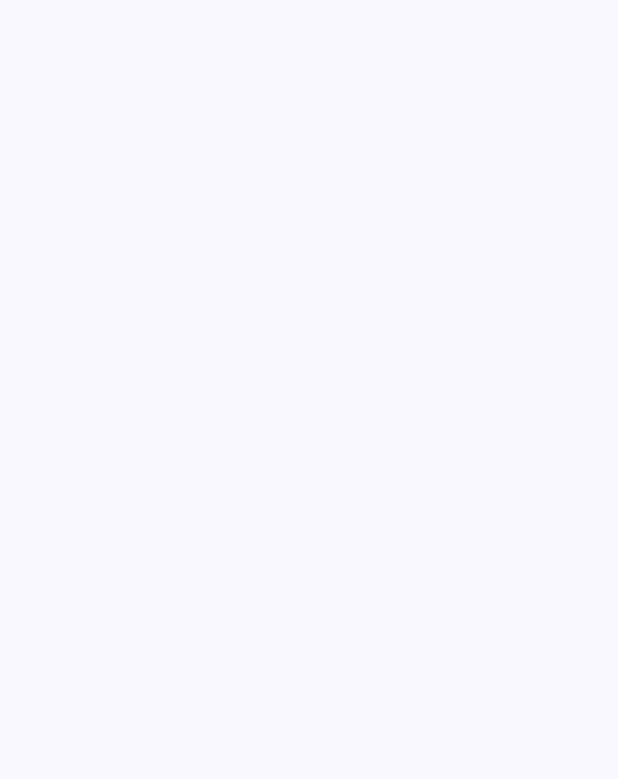
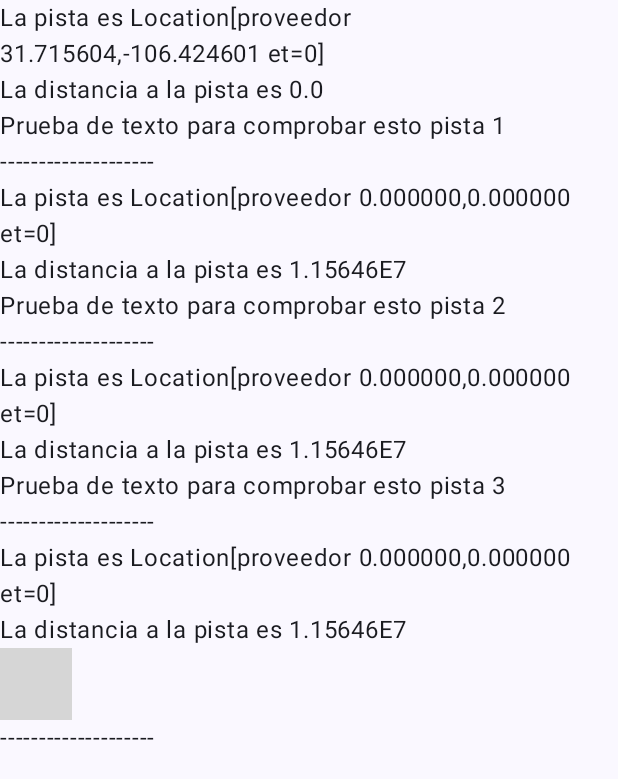
Before and after one commit to FinalEndlessInc/juego_android_ra, an Android app built with Jetpack Compose: the screen it shows after launch (MainActivity), on a phone screen of 412 x 824 dp. Before the commit the part shown is empty. Shown: the top 779 px of the screen. Run offline under Robolectric (Android 15) with nearby library versions, the phone set to English and light mode, and no system bars; our stand-ins replace Dagger/Hilt's generated code; 1 statement that could not run was skipped; grey boxes are pictures that could not be loaded.

Commit message:
[EDITAR] proyecto, librerias integradas y tipos de pistas agregados

```diff
--- a/app/src/main/AndroidManifest.xml
+++ b/app/src/main/AndroidManifest.xml
@@ -4,6 +4,9 @@
 
     <application
         android:allowBackup="true"
+
+        android:name="mx.uacj.juego_ra.aplicacion"
+
         android:dataExtractionRules="@xml/data_extraction_rules"
         android:fullBackupContent="@xml/backup_rules"
         android:icon="@mipmap/ic_launcher"
--- /dev/null
+++ b/app/src/main/java/mx/uacj/juego_ra/aplicacion.kt
@@ -0,0 +1,8 @@
+package mx.uacj.juego_ra
+
+import android.app.Application
+import dagger.hilt.android.HiltAndroidApp
+
+
+@HiltAndroidApp
+class aplicacion: Application()
--- a/app/src/main/java/mx/uacj/juego_ra/main_activity.kt
+++ b/app/src/main/java/mx/uacj/juego_ra/main_activity.kt
@@ -5,12 +5,16 @@ import androidx.activity.ComponentActivity
 import androidx.activity.compose.setContent
 import androidx.activity.enableEdgeToEdge
 import androidx.compose.foundation.layout.fillMaxSize
+import androidx.compose.foundation.layout.padding
 import androidx.compose.material3.Scaffold
 import androidx.compose.runtime.Composable
 import androidx.compose.ui.Modifier
 import androidx.compose.ui.tooling.preview.Preview
+import dagger.hilt.EntryPoint
+import mx.uacj.juego_ra.ui.pantalla.Principal
 import mx.uacj.juego_ra.ui.theme.Juego_raTheme
 
+@EntryPoint
 class MainActivity : ComponentActivity() {
     override fun onCreate(savedInstanceState: Bundle?) {
         super.onCreate(savedInstanceState)
@@ -18,7 +22,7 @@ class MainActivity : ComponentActivity() {
         setContent {
             Juego_raTheme {
                 Scaffold(modifier = Modifier.fillMaxSize()) { innerPadding ->
-
+                    Principal(Modifier.padding(innerPadding))
                 }
             }
         }
--- /dev/null
+++ b/app/src/main/java/mx/uacj/juego_ra/organismos/informacion_pantallita.kt
@@ -0,0 +1,13 @@
+package mx.uacj.juego_ra.organismos
+
+import androidx.compose.foundation.layout.Column
+import androidx.compose.material3.Text
+import androidx.compose.runtime.Composable
+import mx.uacj.juego_ra.ui.modelos.Informacion
+
+@Composable
+fun InformacionVista(informacion_a_mostrar: Informacion){
+    Column {
+        Text("${informacion_a_mostrar.texto}")
+    }
+}
--- /dev/null
+++ b/app/src/main/java/mx/uacj/juego_ra/repositorios_estaticos/repo_pruebas.kt
@@ -0,0 +1,50 @@
+package mx.uacj.juego_ra.repositorios_estaticos
+
+import android.location.Location
+import androidx.collection.emptyObjectList
+import androidx.collection.objectListOf
+import mx.uacj.juego_ra.ui.modelos.Boton
+import mx.uacj.juego_ra.ui.modelos.Informacion
+import mx.uacj.juego_ra.ui.modelos.InformacionInteractiva
+import mx.uacj.juego_ra.ui.modelos.Pista
+
+object RepositorioPruebas{
+    var pistas = listOf(Pista(
+        nombre = "pista 1",
+        ubicacion = Location("proveedor").apply{
+            latitude = 31.7156044
+            longitude = -106.4246012
+        },
+        cuerpo = Informacion(
+            texto = "Prueba de texto para comprobar esto pista 1",
+            imagen = null
+        )),
+        Pista(
+            nombre = "pista 2",
+            ubicacion = Location("proveedor"),
+            cuerpo = Informacion(
+                texto = "Prueba de texto para comprobar esto pista 2",
+                imagen = null
+            )
+        ),
+        Pista(
+            nombre = "pista 3",
+            ubicacion = Location("proveedor"),
+            cuerpo = Informacion(
+                texto = "Prueba de texto para comprobar esto pista 3",
+                imagen = null
+            )
+        ),
+        Pista(
+            nombre = "pista 4",
+            ubicacion = Location("proveedor"),
+            cuerpo = InformacionInteractiva(
+                texto = "Prueba de pista tipo interactiva",
+                lista_de_botones = listOf(Boton(
+                    texto = "IR a pantalla 1",
+                    direccion = null
+                ))
+            )
+        ),
+    )
+}
--- /dev/null
+++ b/app/src/main/java/mx/uacj/juego_ra/ui/modelos/declaracion_tipos_de_pista.kt
@@ -0,0 +1,24 @@
+package mx.uacj.juego_ra.ui.modelos
+
+
+public interface PistaGenerica{
+    val tipo: TiposDePistas
+    val texto: String?
+}
+
+data class Informacion( // Es la pista con solo texto y posiblemente una imagen
+    override val tipo: TiposDePistas = TiposDePistas.texto,
+    override val texto: String?,
+    val imagen: String? = null
+): PistaGenerica
+
+data class Boton(
+    val texto: String,
+    val direccion: PistaGenerica
+)
+
+data class InformacionInteractiva(
+    override val tipo: TiposDePistas = TiposDePistas.interactiva,
+    override val texto: String?,
+    val lista_de_botones: List<Boton>
+): PistaGenerica
--- /dev/null
+++ b/app/src/main/java/mx/uacj/juego_ra/ui/modelos/pista_ra.kt
@@ -0,0 +1,9 @@
+package mx.uacj.juego_ra.ui.modelos
+
+import android.location.Location
+
+data class Pista(
+    var nombre: String,
+    var ubicacion: Location,
+    var cuerpo: PistaGenerica
+)
--- /dev/null
+++ b/app/src/main/java/mx/uacj/juego_ra/ui/modelos/tipos_de_pistas.kt
@@ -0,0 +1,8 @@
+package mx.uacj.juego_ra.ui.modelos
+
+enum class TiposDePistas{
+    texto,
+    interactiva, // Esta es la pantalla con uno o mas botones
+    camara,
+    agitar_telefono
+}
--- /dev/null
+++ b/app/src/main/java/mx/uacj/juego_ra/ui/pantalla/principal.kt
@@ -0,0 +1,42 @@
+package mx.uacj.juego_ra.ui.pantalla
+
+import android.location.Location
+import androidx.compose.foundation.layout.Column
+import androidx.compose.material3.Text
+import androidx.compose.runtime.Composable
+import androidx.compose.ui.Modifier
+import mx.uacj.juego_ra.organismos.InformacionInteractivaVista
+import mx.uacj.juego_ra.organismos.InformacionVista
+import mx.uacj.juego_ra.repositorios_estaticos.RepositorioPruebas
+import mx.uacj.juego_ra.ui.modelos.Informacion
+import mx.uacj.juego_ra.ui.modelos.TiposDePistas
+
+@Composable
+fun Principal(modificador: Modifier = Modifier){
+    val mi_ubicacion = Location("proveedor").apply{
+        latitude = 31.7156044
+        longitude = -106.4246012
+    }
+    Column {
+        for(pista in RepositorioPruebas.pistas){
+            Text("La pista es ${pista.ubicacion}")
+            Text("La distancia a la pista es ${mi_ubicacion.distanceTo(pista.ubicacion)}")
+            when(pista.cuerpo.tipo){
+                TiposDePistas.texto ->{
+                    InformacionVista(pista.cuerpo as Informacion)
+                }
+                TiposDePistas.interactiva ->{
+                    InformacionInteractivaVista(pista.cuerpo)
+                }
+                TiposDePistas.camara ->{
+
+                }
+                TiposDePistas.agitar_telefono -> {
+                    TODO()
+                }
+            }
+            Text("--------------------")
+        }
+    }
+
+}
```
Also changed, not shown: app/build.gradle.kts (+25 -0 lines), app/src/main/java/mx/uacj/juego_ra/organismos/informacion_interactiva_pista.kt (added, +17 -0 lines), build.gradle.kts (+9 -0 lines), gradle/libs.versions.toml (+38 -6 lines).
